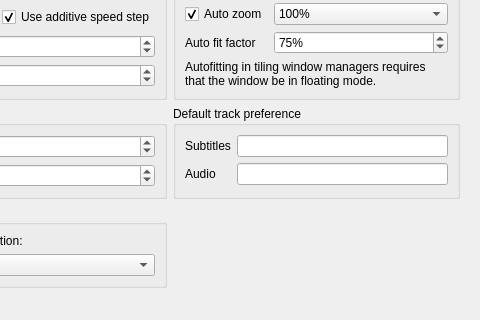
First picture: the form in settingswindow.ui, repository mpc-qt/mpc-qt, before the edit; both pictures show x 416 to 896 and y 186 to 506 of the 896 by 605 pixel window.
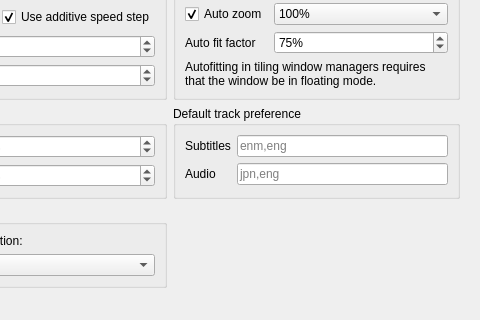
Second picture: the form after the edit. The open tabs and pages were chosen to show the change.

Commit message:
settingswindow: add weeb default to track preference
Prefer english for subs and japanese for audio.  Even though I'm a dub
fan nowadays, the average person who uses media players would want this
default.

What changed in the file:
```diff
--- a/settingswindow.ui
+++ b/settingswindow.ui
@@ -1392,7 +1392,11 @@
                </widget>
               </item>
               <item row="0" column="1">
-               <widget class="QLineEdit" name="playbackSubtitleTracks"/>
+               <widget class="QLineEdit" name="playbackSubtitleTracks">
+                <property name="placeholderText">
+                 <string notr="true">enm,eng</string>
+                </property>
+               </widget>
               </item>
               <item row="1" column="0">
                <widget class="QLabel" name="playbackAudioTracksLabel">
@@ -1402,7 +1406,11 @@
                </widget>
               </item>
               <item row="1" column="1">
-               <widget class="QLineEdit" name="playbackAudioTracks"/>
+               <widget class="QLineEdit" name="playbackAudioTracks">
+                <property name="placeholderText">
+                 <string notr="true">jpn,eng</string>
+                </property>
+               </widget>
               </item>
              </layout>
             </widget>
```
Left out of the diff: 6 changed lines with no effect on the pictures.
